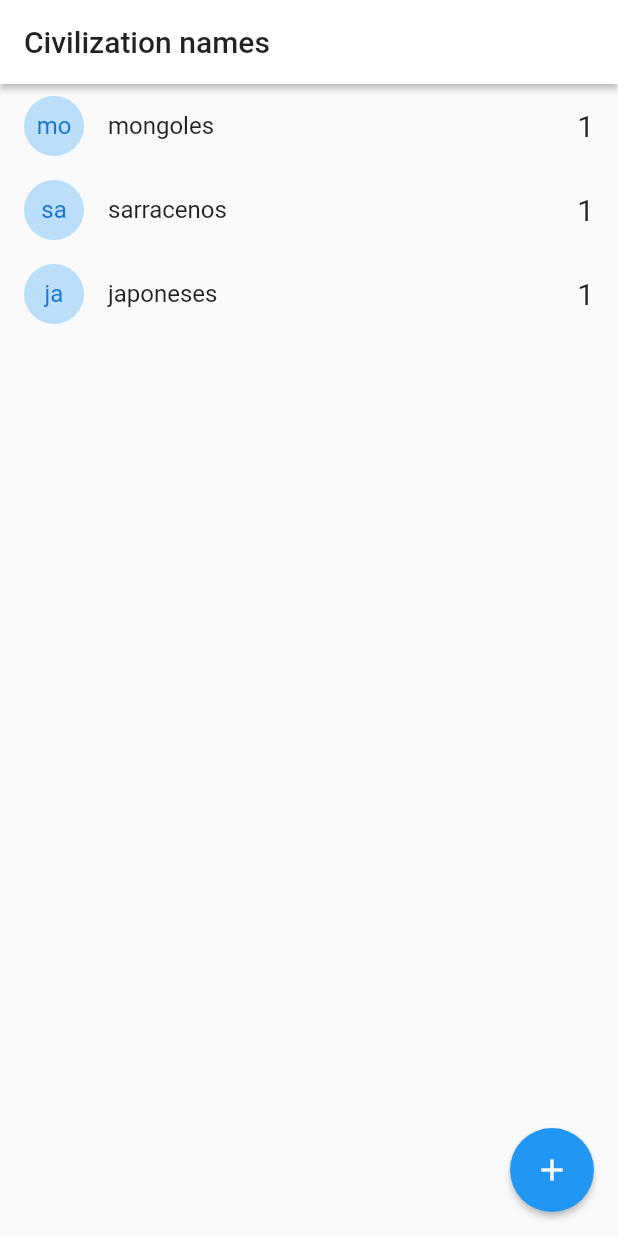
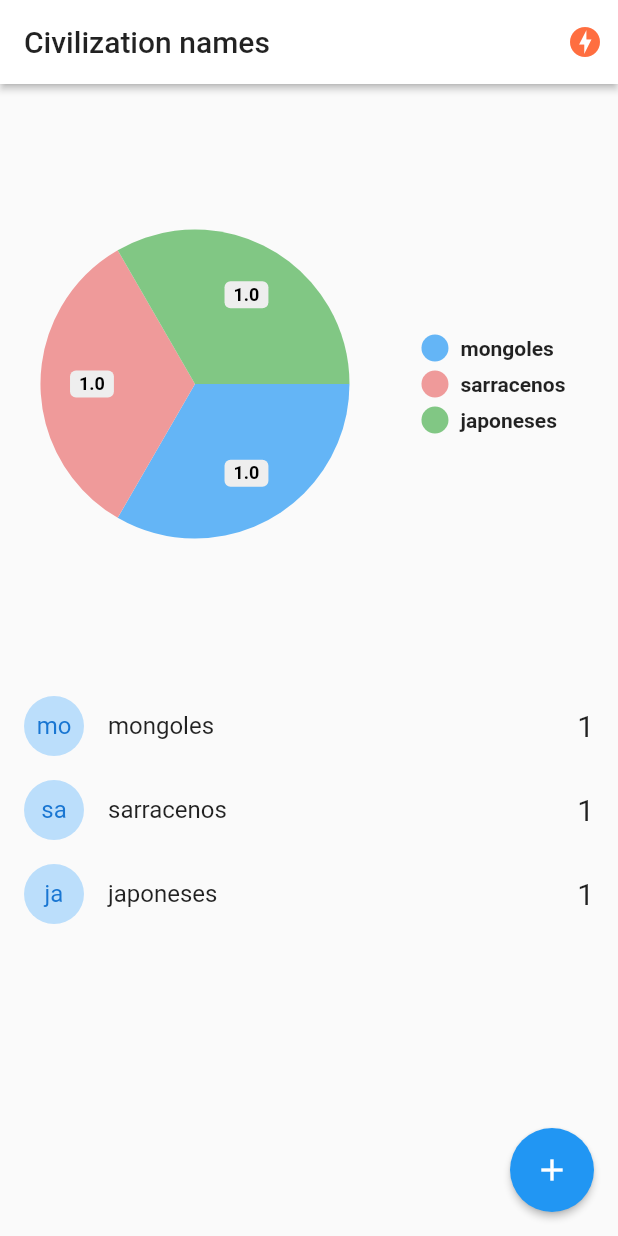
Before and after one commit to jhoncke2/manejo_sockets_1, a Flutter app: the screen it shows after launch, on a phone screen of 412 x 824 dp. Run offline on Flutter 3.47's test engine with Material 2 defaults, Android fonts, the phone set to English and light mode, and no system bars; drawn by our look-alikes of pie_chart; our stand-ins replace socket_io_client; network calls fail.

Commit message:
proyecto terminado

```diff
--- a/lib/main.dart
+++ b/lib/main.dart
@@ -1,18 +1,27 @@
 import 'package:flutter/material.dart';
 import 'package:manejo_sockets_1/pages/home_page.dart';
+import 'package:manejo_sockets_1/pages/status_page.dart';
+import 'package:manejo_sockets_1/services/socket_service.dart';
+import 'package:provider/provider.dart';
 
 void main() => runApp(MyApp());
 
 class MyApp extends StatelessWidget {
   @override
   Widget build(BuildContext context) {
-    return MaterialApp(
-      debugShowCheckedModeBanner: false,
-      title: 'Material App',
-      initialRoute: 'home',
-      routes: {
-        'home':(BuildContext context)=>HomePage()
-      },
+    return MultiProvider(
+      providers: [
+        ChangeNotifierProvider(create: (_)=>SocketService(),)
+      ],
+      child: MaterialApp(
+        debugShowCheckedModeBanner: false,
+        title: 'Material App',
+        initialRoute: 'home',
+        routes: {
+          'home':(BuildContext context)=>HomePage(),
+          'status':(BuildContext context)=>StatusPage()
+        },
+      ),
     );
   }
 }
--- a/lib/models/civilizacion.dart
+++ b/lib/models/civilizacion.dart
@@ -13,8 +13,8 @@ class Civilizacion{
     factory: Recibe argumentos de alguna cosa y retorna una instancia de esta clase.
   */
   factory Civilizacion.fromMap(Map<String, dynamic> obj)=>Civilizacion(
-    id: obj['id'],
-    name: obj['name'],
-    votes: obj['votes']
+    id: obj['id'] ?? 'no_id',
+    name: obj['name']??'no_name',
+    votes: obj['votes']??'no_votes'
   );
 }
--- a/lib/pages/home_page.dart
+++ b/lib/pages/home_page.dart
@@ -3,6 +3,9 @@ import 'dart:io';
 import 'package:flutter/cupertino.dart';
 import 'package:flutter/material.dart';
 import 'package:manejo_sockets_1/models/civilizacion.dart';
+import 'package:manejo_sockets_1/services/socket_service.dart';
+import 'package:pie_chart/pie_chart.dart';
+import 'package:provider/provider.dart';
 class HomePage extends StatefulWidget {
 
   @override
@@ -27,8 +30,33 @@ class _HomePageState extends State<HomePage> {
       votes: 1
     ),
   ];
+
+  @override
+  void initState() {
+    // TODO: implement initState
+    super.initState();
+    //con el listen: false, me permite usar el context antes de que haya terminado el initState
+    final socketService = Provider.of<SocketService>(context, listen: false);
+    socketService.socket.on('civilizaciones_activas', _handleActiveCivilizations);
+  }
+
+  void _handleActiveCivilizations(dynamic data){
+    print('data from civilizaciones activas: ${data.toString()}');
+    try{
+      civilizaciones = (data as List).cast<Map<String, dynamic>>().map((Map<String, dynamic> civilization){
+        print('actual civilization: ${civilization.toString()}');
+        return Civilizacion.fromMap(civilization);
+      }).toList();
+      setState(() {
+
+      });
+    }catch(err){
+      print('ha ocurrido un error:\n${err.toString()}');
+    }
+  }
   @override
   Widget build(BuildContext context) {
+    SocketService socketService = Provider.of<SocketService>(context);
     return Scaffold(
       appBar: AppBar(
         title: Text(
@@ -37,12 +65,37 @@ class _HomePageState extends State<HomePage> {
             color: Colors.black87
           ),
         ),
+        actions: [
+          Container(
+            margin: EdgeInsets.only(right: 10),
+            child: ((socketService.serverStatus == ServerStatus.ONLINE)?
+              Icon(
+                Icons.check_circle,
+                color: Colors.blue[300],
+              )
+              :Icon(
+                Icons.offline_bolt,
+                color: Colors.deepOrangeAccent,
+              )
+
+            ),
+
+          )
+        ],
         backgroundColor: Colors.white,
         elevation: 2,
       ),
-      body: ListView.builder(
-        itemBuilder: (BuildContext context, int index) => _crearCivilizationTile(civilizaciones[index]),
-        itemCount: civilizaciones.length,
+      body: Column(
+        children: [
+          _showGraph(),
+          //Expanded: lo hace tomar todo el espacio disponible en base a la columna.
+          Expanded(
+            child: ListView.builder(
+              itemBuilder: (BuildContext context, int index) => _crearCivilizationTile(civilizaciones[index]),
+              itemCount: civilizaciones.length,
+            ),
+          ),
+        ],
       ),
       floatingActionButton: FloatingActionButton(
         elevation: 2,
@@ -56,6 +109,51 @@ class _HomePageState extends State<HomePage> {
     );
   }
 
+  Widget _showGraph(){
+    Map<String, double> dataMap = {};
+    civilizaciones.forEach((Civilizacion civilizacion) {
+      dataMap[civilizacion.name] = civilizacion.votes.toDouble();
+    });
+    List<Color> colorList = [
+      Colors.blue[300],
+      Colors.red[200],
+      Colors.green[300],
+      Colors.pink[300],
+      Colors.blue[100],
+      Colors.red[100],
+      Colors.green[100],
+      Colors.pink[100]
+    ];
+    return Container(
+      height: 400,
+      width: 400,
+      child: PieChart(
+        dataMap: dataMap,
+        animationDuration: Duration(milliseconds: 800),
+        chartRadius: MediaQuery.of(context).size.width / 2,
+        colorList: colorList,
+        initialAngleInDegree: 0,
+        chartType: ChartType.disc,
+        ringStrokeWidth: 32,
+        legendOptions: LegendOptions(
+          showLegendsInRow: false,
+          legendPosition: LegendPosition.right,
+          showLegends: true,
+          legendShape: BoxShape.circle,
+          legendTextStyle: TextStyle(
+            fontWeight: FontWeight.bold,
+          ),
+        ),
+        chartValuesOptions: ChartValuesOptions(
+          showChartValueBackground: true,
+          showChartValues: true,
+          showChartValuesInPercentage: false,
+          showChartValuesOutside: false,
+        ),
+      )
+    );
+  }
+
   Widget _crearCivilizationTile(Civilizacion civilizacion) {
     return Dismissible(
       key: Key( civilizacion.id ),
@@ -66,7 +164,7 @@ class _HomePageState extends State<HomePage> {
         child: Align(
           alignment: Alignment.centerLeft,
           child: Text(
-            'Delete band',
+            'Delete Civilization',
             style: TextStyle(
               color: Colors.white.withOpacity(0.9)
             ),
@@ -88,14 +186,14 @@ class _HomePageState extends State<HomePage> {
           ),
         ),
         onTap: (){
-          print('civilización: ${civilizacion.name}');
+          print('civilización: ${civilizacion.id}');
+          final socketService = Provider.of<SocketService>(context, listen: false);
+          socketService.socket.emit('vote_civilization', {'id':civilizacion.id});
         },
       ),
       onDismissed: (DismissDirection direction){
-        civilizaciones.remove(civilizacion);
-        setState(() {
-
-        });
+        final socketService = Provider.of<SocketService>(context, listen: false);
+        socketService.socket.emit('remove_civilization', {'id':civilizacion.id});
       },
     );
   }
@@ -152,22 +250,21 @@ class _HomePageState extends State<HomePage> {
         }
       );
     }
-
   }
 
   void _addCivilizationToList(String civilizationName){
     if(civilizationName.length >= 1){
-      this.civilizaciones.add(
-        Civilizacion(
-          id: this.civilizaciones.length.toString(),
-          name: civilizationName,
-          votes: 0
-        )
-      );
-      setState(() {
-
-      });
+      final socketService = Provider.of<SocketService>(context, listen: false);
+      socketService.socket.emit('add_civilization', {'name':civilizationName});
       Navigator.pop(context);
     }
   }
+
+  @override
+  void dispose() {
+    // TODO: implement dispose
+    final socketService = Provider.of<SocketService>(context);
+    socketService.socket.off('civilizaciones_activas');
+    super.dispose();
+  }
 }
--- /dev/null
+++ b/lib/services/socket_service.dart
@@ -0,0 +1,52 @@
+import 'package:flutter/material.dart';
+import 'package:socket_io_client/socket_io_client.dart' as IO;
+
+enum ServerStatus{
+  ONLINE,
+  OFFLINE,
+  CONNECTING
+}
+/**
+ * change notifier me ayuda a decirle a provider cuándo tiene que redibujar widgets,
+ * actualizar ui, etc
+ */
+class SocketService with ChangeNotifier{
+  ServerStatus _serverStatus = ServerStatus.CONNECTING;
+  ServerStatus get serverStatus => this._serverStatus;
+
+  IO.Socket _socket;
+
+  IO.Socket get socket => this._socket;
+
+  SocketService(){
+    _initConfig();
+  }
+
+  void _initConfig(){
+
+    //IO.Socket socket = IO.io('http://localhost:3000', {
+    this._socket = IO.io('http://192.168.0.12:3000', {
+      "transports":["websocket"],
+      "autoConnect":true
+    });
+    this._socket.on('connect', (_) {
+     print('socket is connected now');
+     this._serverStatus = ServerStatus.ONLINE;
+    this. _socket.emit('mensaje', {
+       "nombre":"Jhonatan Amórtegui",
+       "edad":23
+     });
+     notifyListeners();
+    });
+    this._socket.on('disconnect', (_){
+      print('disconnect');
+      this._serverStatus = ServerStatus.OFFLINE;
+      notifyListeners();
+    });
+    this._socket.on('mensaje', (data){
+      print('ha llegado un nuevo mensaje del servidor: ${data}');
+    });
+  }
+
+
+}
```
Also changed, not shown: lib/pages/status_page.dart (added, +42 -0 lines), pubspec.yaml (+7 -0 lines), pubspec.lock.
